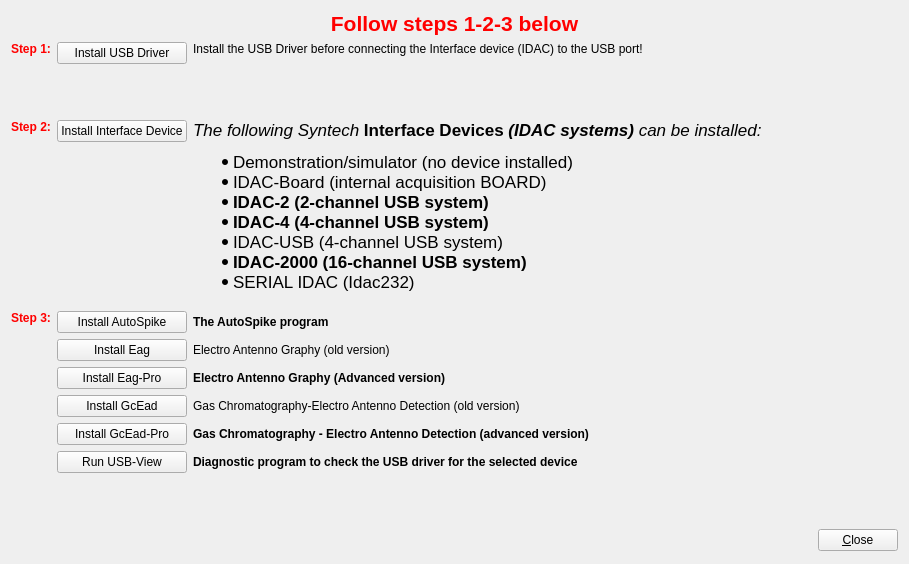
This is SyntechInstallationCD/MainWidget.ui in ellis/gcead as Qt 5 draws it before an edit. The edited form follows.
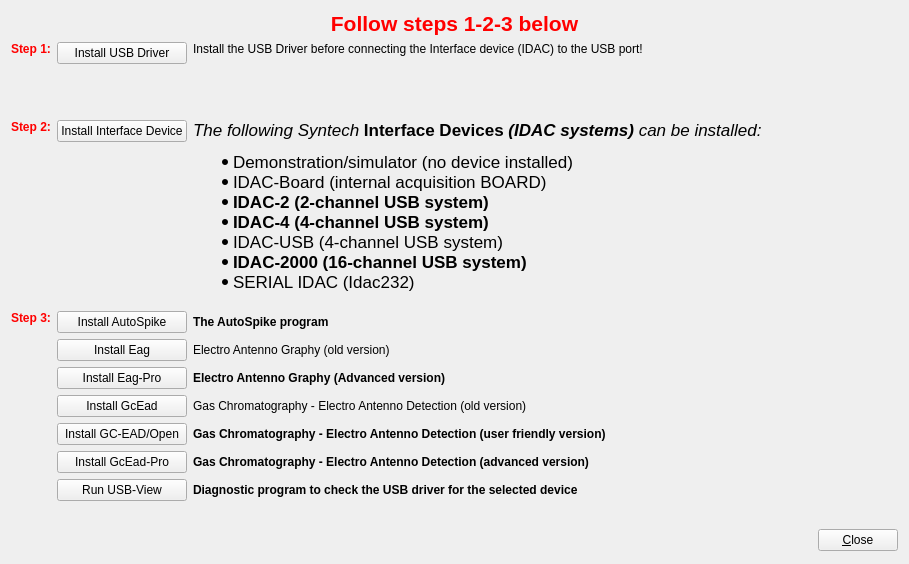
This is the edited form.

Commit message: SyntechInstalltionCD: Add GC-EAD/2009 to list of programs to install

```diff
--- a/SyntechInstallationCD/MainWidget.ui
+++ b/SyntechInstallationCD/MainWidget.ui
@@ -175,18 +175,18 @@
      <item row="7" column="2">
       <widget class="QLabel" name="label_6">
        <property name="text">
-        <string>Gas Chromatography-Electro Antenno Detection (old version)</string>
+        <string>Gas Chromatography - Electro Antenno Detection (old version)</string>
        </property>
       </widget>
      </item>
-     <item row="8" column="1">
+     <item row="9" column="1">
       <widget class="QPushButton" name="btnGcEadPro">
        <property name="text">
         <string>Install GcEad-Pro</string>
        </property>
       </widget>
      </item>
-     <item row="8" column="2">
+     <item row="9" column="2">
       <widget class="QLabel" name="label_7">
        <property name="font">
         <font>
@@ -199,14 +199,14 @@
        </property>
       </widget>
      </item>
-     <item row="9" column="1">
+     <item row="10" column="1">
       <widget class="QPushButton" name="btnUsbView">
        <property name="text">
         <string>Run USB-View</string>
        </property>
       </widget>
      </item>
-     <item row="9" column="2">
+     <item row="10" column="2">
       <widget class="QLabel" name="label_8">
        <property name="font">
         <font>
@@ -289,6 +289,26 @@
        </property>
       </spacer>
      </item>
+     <item row="8" column="1">
+      <widget class="QPushButton" name="btnGcEadOpen">
+       <property name="text">
+        <string>Install GC-EAD/Open</string>
+       </property>
+      </widget>
+     </item>
+     <item row="8" column="2">
+      <widget class="QLabel" name="label_13">
+       <property name="font">
+        <font>
+         <weight>75</weight>
+         <bold>true</bold>
+        </font>
+       </property>
+       <property name="text">
+        <string>Gas Chromatography - Electro Antenno Detection (user friendly version)</string>
+       </property>
+      </widget>
+     </item>
     </layout>
    </item>
    <item row="2" column="1">
```
The commit also changes 3 other files.
